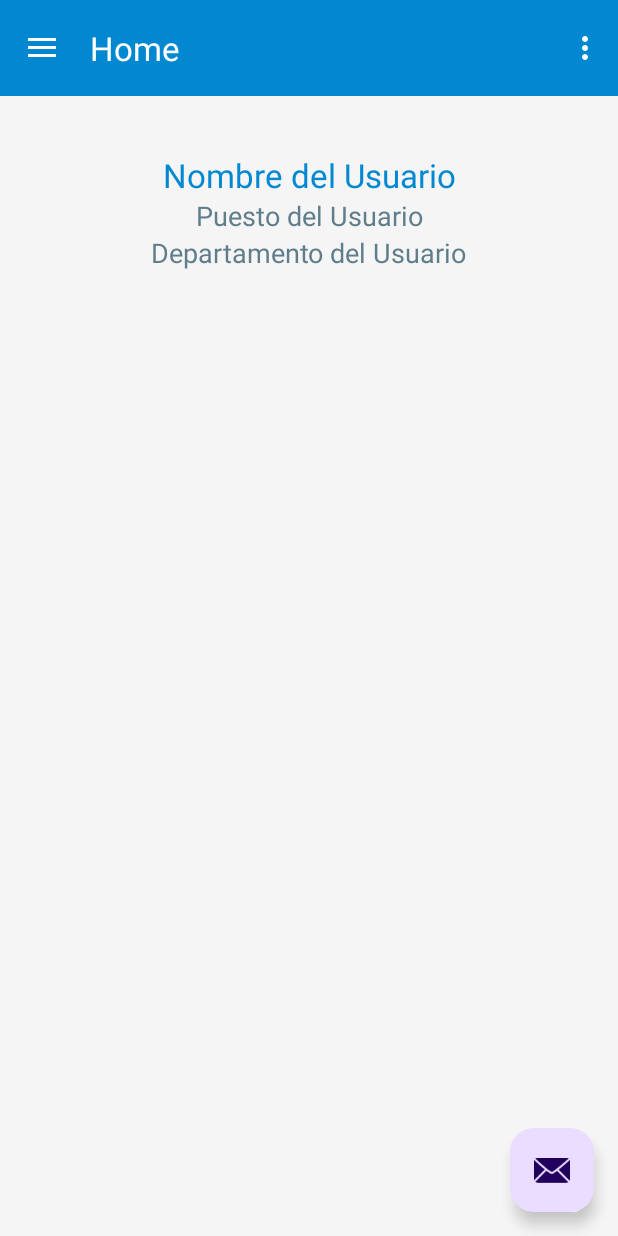
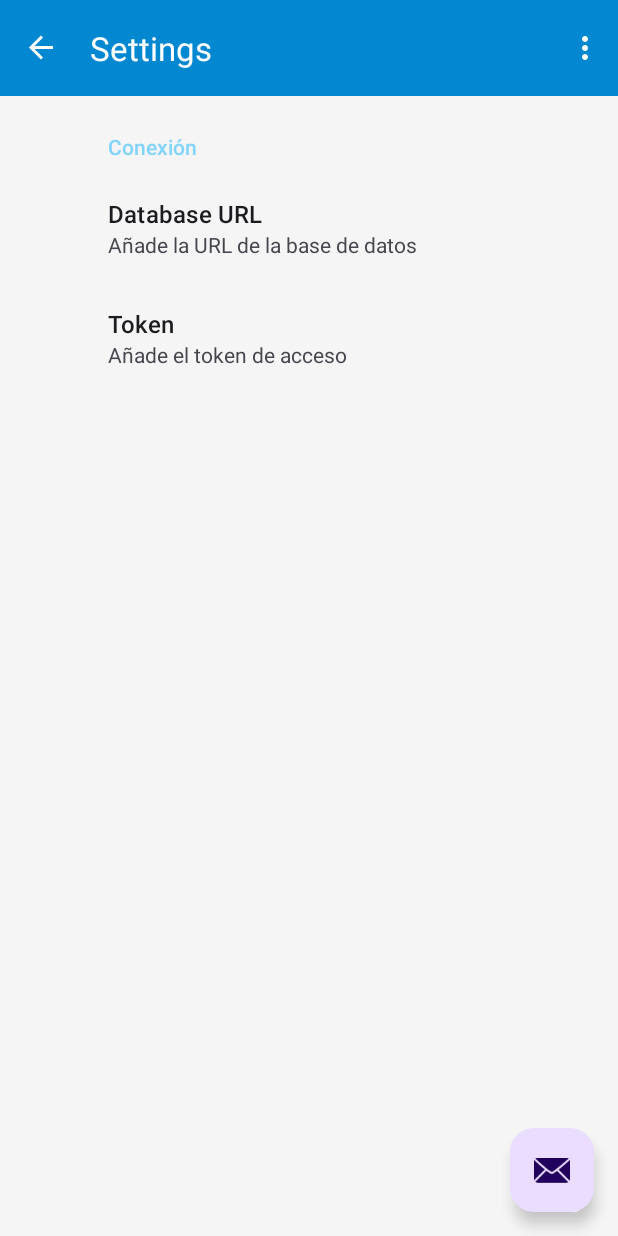
Before and after one commit to k3ssdev/TeamTrekAndroid, an Android app: the MainActivity screen opened directly, with no data from a screen before it, in the options menu, after a tap on "Settings", on a phone screen of 412 x 824 dp. Run offline under Robolectric (Android 15) with nearby library versions, the phone set to English and light mode, and no system bars; our stand-ins replace androidx.preference, navigation-ui.

Commit message:
added settings fragment

```diff
--- a/app/build.gradle.kts
+++ b/app/build.gradle.kts
@@ -43,9 +43,12 @@ dependencies {
     implementation("androidx.lifecycle:lifecycle-viewmodel-ktx:2.6.2")
     implementation("androidx.navigation:navigation-fragment:2.7.4")
     implementation("androidx.navigation:navigation-ui:2.7.4")
+    implementation("androidx.preference:preference:1.2.1")
     testImplementation("junit:junit:4.13.2")
     androidTestImplementation("androidx.test.ext:junit:1.1.5")
     androidTestImplementation("androidx.test.espresso:espresso-core:3.5.1")
     // cardview
     implementation("androidx.cardview:cardview:1.0.0")
+    //PreferenceScreen
+    implementation("androidx.preference:preference:1.1.1")
 }
--- a/app/src/main/java/io/github/k3ssdev/teamtrekandroid/MainActivity.java
+++ b/app/src/main/java/io/github/k3ssdev/teamtrekandroid/MainActivity.java
@@ -3,10 +3,12 @@ package io.github.k3ssdev.teamtrekandroid;
 import android.content.Intent;
 import android.os.Bundle;
 import android.view.Menu;
+import android.view.MenuItem;
 import android.widget.TextView;
 
 import com.google.android.material.navigation.NavigationView;
 
+import androidx.annotation.NonNull;
 import androidx.lifecycle.ViewModelProvider;
 import androidx.navigation.NavController;
 import androidx.navigation.Navigation;
@@ -93,4 +95,32 @@ public class MainActivity extends AppCompatActivity {
         NavController navController = Navigation.findNavController(this, R.id.nav_host_fragment_content_main);
         return NavigationUI.navigateUp(navController, mAppBarConfiguration) || super.onSupportNavigateUp();
     }
+
+    @Override
+    public boolean onOptionsItemSelected(@NonNull MenuItem item) {
+        int id = item.getItemId();
+
+        if (id == R.id.action_settings) {
+            // Lógica para abrir la configuración fragment settings
+
+            // Navegar al fragment de configuración
+            NavController navController = Navigation.findNavController(this, R.id.nav_host_fragment_content_main);
+            navController.navigate(R.id.nav_settings);
+
+
+            return true;
+        } else if (id == R.id.action_logout) {
+            // Lógica para cerrar la sesión
+            // Esto podría involucrar limpiar datos de sesión, mostrar un diálogo de confirmación, etc.
+            logout();
+            return true;
+        }
+
+        return super.onOptionsItemSelected(item);
+    }
+
+    private void logout() {
+        // Tu lógica para cerrar la sesión
+        // Por ejemplo, limpiar SharedPreferences, volver a la pantalla de login, etc.
+    }
 }
--- /dev/null
+++ b/app/src/main/java/io/github/k3ssdev/teamtrekandroid/ui/SettingsFragment.java
@@ -0,0 +1,34 @@
+package io.github.k3ssdev.teamtrekandroid.ui;
+import android.os.Bundle;
+
+import androidx.preference.Preference;
+import androidx.preference.PreferenceFragmentCompat;
+import io.github.k3ssdev.teamtrekandroid.R;
+
+public class SettingsFragment extends PreferenceFragmentCompat {
+
+    @Override
+    public void onCreatePreferences(Bundle savedInstanceState, String rootKey) {
+        // Carga las preferencias desde el recurso XML
+        setPreferencesFromResource(R.xml.settings, rootKey);
+
+        // Aquí podrías añadir más lógica para gestionar los cambios de preferencias,
+        // por ejemplo, validar la URL o escuchar cambios en el token.
+    }
+
+    // Puedes usar el siguiente método para tratar eventos, como clics en una preferencia
+    @Override
+    public boolean onPreferenceTreeClick(Preference preference) {
+        // Ejemplo de cómo manejar el clic en una preferencia específica
+        String key = preference.getKey();
+        if ("pref_database_url".equals(key)) {
+            // Manejar el clic en la preferencia de la URL de la base de datos
+        } else if ("pref_token".equals(key)) {
+            // Manejar el clic en la preferencia del token
+        }
+
+        return super.onPreferenceTreeClick(preference);
+    }
+
+    // Otras funciones para manejar eventos específicos de preferencias pueden ir aquí
+}
--- a/app/src/main/res/navigation/mobile_navigation.xml
+++ b/app/src/main/res/navigation/mobile_navigation.xml
@@ -30,4 +30,11 @@
         android:name="io.github.k3ssdev.teamtrekandroid.ui.employee.EmployeeFragment"
         android:label="@string/menu_employee"
         tools:layout="@layout/fragment_employee" />
+
+    <fragment
+        android:id="@+id/nav_settings"
+        android:name="io.github.k3ssdev.teamtrekandroid.ui.SettingsFragment"
+        android:label="@string/menu_settings" />
+
+
 </navigation>
--- a/app/src/main/res/values-land/strings.xml
+++ b/app/src/main/res/values-land/strings.xml
@@ -31,4 +31,16 @@
     <string name="nombre_del_usuario">Nombre del Usuario</string>
     <string name="puesto_del_usuario">Puesto del Usuario</string>
     <string name="departamento_del_usuario">Departamento del Usuario</string>
+
+    <!-- Connection settings -->
+    <string name="pref_connection_category">Conexión</string>
+    <string name="pref_database_url_title">Database URL</string>
+    <string name="pref_database_url_summary">Añade la URL de la base de datos</string>
+    <string name="pref_database_url_dialog_title">Database URL</string>
+    <string name="pref_token_title">Token</string>
+    <string name="pref_token_summary">Añade el token de acceso</string>
+    <string name="pref_token_dialog_title">Access Token</string>
+    <string name="menu_settings">Settings</string>
+
+
 </resources>
--- a/app/src/main/res/values-night/strings.xml
+++ b/app/src/main/res/values-night/strings.xml
@@ -31,4 +31,16 @@
     <string name="nombre_del_usuario">Nombre del Usuario</string>
     <string name="puesto_del_usuario">Puesto del Usuario</string>
     <string name="departamento_del_usuario">Departamento del Usuario</string>
+
+    <!-- Connection settings -->
+    <string name="pref_connection_category">Conexión</string>
+    <string name="pref_database_url_title">Database URL</string>
+    <string name="pref_database_url_summary">Añade la URL de la base de datos</string>
+    <string name="pref_database_url_dialog_title">Database URL</string>
+    <string name="pref_token_title">Token</string>
+    <string name="pref_token_summary">Añade el token de acceso</string>
+    <string name="pref_token_dialog_title">Access Token</string>
+    <string name="menu_settings">Settings</string>
+
+
 </resources>
--- a/app/src/main/res/values-w1240dp/strings.xml
+++ b/app/src/main/res/values-w1240dp/strings.xml
@@ -31,4 +31,16 @@
     <string name="nombre_del_usuario">Nombre del Usuario</string>
     <string name="puesto_del_usuario">Puesto del Usuario</string>
     <string name="departamento_del_usuario">Departamento del Usuario</string>
+
+    <!-- Connection settings -->
+    <string name="pref_connection_category">Conexión</string>
+    <string name="pref_database_url_title">Database URL</string>
+    <string name="pref_database_url_summary">Añade la URL de la base de datos</string>
+    <string name="pref_database_url_dialog_title">Database URL</string>
+    <string name="pref_token_title">Token</string>
+    <string name="pref_token_summary">Añade el token de acceso</string>
+    <string name="pref_token_dialog_title">Access Token</string>
+    <string name="menu_settings">Settings</string>
+
+
 </resources>
--- a/app/src/main/res/values-w600dp/strings.xml
+++ b/app/src/main/res/values-w600dp/strings.xml
@@ -31,4 +31,16 @@
     <string name="nombre_del_usuario">Nombre del Usuario</string>
     <string name="puesto_del_usuario">Puesto del Usuario</string>
     <string name="departamento_del_usuario">Departamento del Usuario</string>
+
+    <!-- Connection settings -->
+    <string name="pref_connection_category">Conexión</string>
+    <string name="pref_database_url_title">Database URL</string>
+    <string name="pref_database_url_summary">Añade la URL de la base de datos</string>
+    <string name="pref_database_url_dialog_title">Database URL</string>
+    <string name="pref_token_title">Token</string>
+    <string name="pref_token_summary">Añade el token de acceso</string>
+    <string name="pref_token_dialog_title">Access Token</string>
+    <string name="menu_settings">Settings</string>
+
+
 </resources>
--- a/app/src/main/res/values/strings.xml
+++ b/app/src/main/res/values/strings.xml
@@ -31,4 +31,16 @@
     <string name="nombre_del_usuario">Nombre del Usuario</string>
     <string name="puesto_del_usuario">Puesto del Usuario</string>
     <string name="departamento_del_usuario">Departamento del Usuario</string>
+
+    <!-- Connection settings -->
+    <string name="pref_connection_category">Conexión</string>
+    <string name="pref_database_url_title">Database URL</string>
+    <string name="pref_database_url_summary">Añade la URL de la base de datos</string>
+    <string name="pref_database_url_dialog_title">Database URL</string>
+    <string name="pref_token_title">Token</string>
+    <string name="pref_token_summary">Añade el token de acceso</string>
+    <string name="pref_token_dialog_title">Access Token</string>
+    <string name="menu_settings">Settings</string>
+
+
 </resources>
--- /dev/null
+++ b/app/src/main/res/xml/settings.xml
@@ -0,0 +1,29 @@
+<?xml version="1.0" encoding="utf-8"?>
+<PreferenceScreen xmlns:android="http://schemas.android.com/apk/res/android">
+
+    <!-- Preference category for connection settings -->
+    <PreferenceCategory android:title="@string/pref_connection_category">
+
+        <!-- EditTextPreference for URL -->
+        <EditTextPreference
+            android:key="pref_database_url"
+            android:title="@string/pref_database_url_title"
+            android:summary="@string/pref_database_url_summary"
+            android:inputType="textUri"
+            android:dialogTitle="@string/pref_database_url_dialog_title"
+            android:defaultValue="https://example.com" />
+
+        <!-- EditTextPreference for Token -->
+        <EditTextPreference
+            android:key="pref_token"
+            android:title="@string/pref_token_title"
+            android:summary="@string/pref_token_summary"
+            android:inputType="text"
+            android:dialogTitle="@string/pref_token_dialog_title"
+            android:defaultValue="" />
+
+    </PreferenceCategory>
+
+    <!-- Other preferences can be added here -->
+
+</PreferenceScreen>
```
